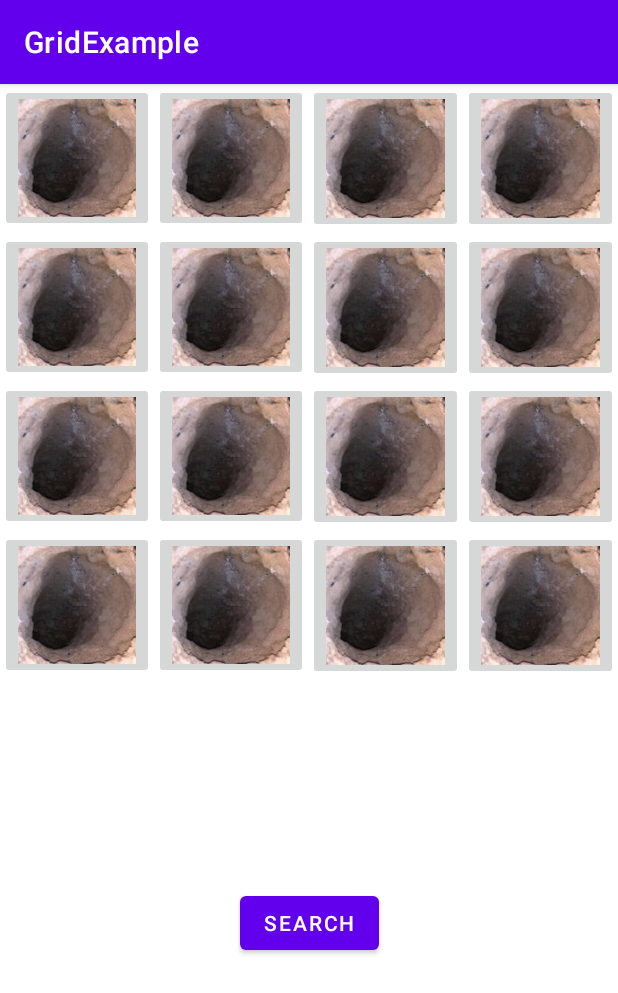
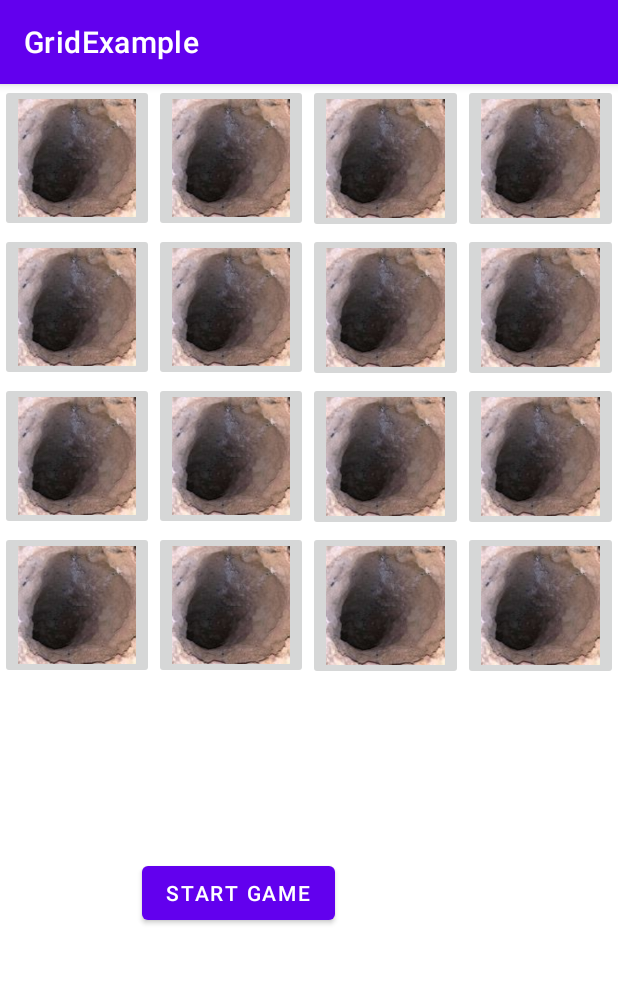
Before and after one commit to ianchai/GridExample, an Android app: the screen it shows after launch (MainActivity), on a phone screen of 412 x 824 dp. Shown: the top 993 px of the screen. Run offline under Robolectric (Android 15) with nearby library versions, the phone set to English and light mode, and no system bars.

Commit message:
Fix minor problems

```diff
--- a/app/build.gradle
+++ b/app/build.gradle
@@ -29,7 +29,6 @@ android {
 }
 
 dependencies {
-
     implementation 'androidx.appcompat:appcompat:1.2.0'
     implementation 'com.google.android.material:material:1.3.0'
     implementation 'androidx.constraintlayout:constraintlayout:2.0.4'
--- a/app/src/main/res/layout/activity_main.xml
+++ b/app/src/main/res/layout/activity_main.xml
@@ -10,12 +10,10 @@
         android:id="@+id/grid"
         android:layout_width="0dp"
         android:layout_height="wrap_content"
-        app:layout_constraintBottom_toBottomOf="parent"
         app:layout_constraintEnd_toEndOf="parent"
         app:layout_constraintHorizontal_bias="0.0"
         app:layout_constraintStart_toStartOf="parent"
-        app:layout_constraintTop_toTopOf="parent"
-        app:layout_constraintVertical_bias="0.0">
+        app:layout_constraintTop_toTopOf="parent">
 
         <TableRow
             android:layout_width="match_parent"
@@ -27,6 +25,7 @@
                 android:layout_height="wrap_content"
                 android:layout_weight="0.25"
                 android:adjustViewBounds="true"
+                android:contentDescription="@string/box"
                 android:scaleType="centerInside"
                 app:srcCompat="@drawable/hole" />
 
@@ -36,6 +35,7 @@
                 android:layout_height="wrap_content"
                 android:layout_weight="0.25"
                 android:adjustViewBounds="true"
+                android:contentDescription="@string/box"
                 android:scaleType="centerInside"
                 app:srcCompat="@drawable/hole" />
 
@@ -45,6 +45,7 @@
                 android:layout_height="wrap_content"
                 android:layout_weight="0.25"
                 android:adjustViewBounds="true"
+                android:contentDescription="@string/box"
                 android:scaleType="centerInside"
                 app:srcCompat="@drawable/hole" />
 
@@ -54,6 +55,7 @@
                 android:layout_height="wrap_content"
                 android:layout_weight="0.25"
                 android:adjustViewBounds="true"
+                android:contentDescription="@string/box"
                 android:scaleType="centerInside"
                 app:srcCompat="@drawable/hole" />
 
@@ -69,6 +71,7 @@
                 android:layout_height="wrap_content"
                 android:layout_weight="0.25"
                 android:adjustViewBounds="true"
+                android:contentDescription="@string/box"
                 android:scaleType="centerInside"
                 app:srcCompat="@drawable/hole" />
 
@@ -78,6 +81,7 @@
                 android:layout_height="wrap_content"
                 android:layout_weight="0.25"
                 android:adjustViewBounds="true"
+                android:contentDescription="@string/box"
                 android:scaleType="centerInside"
                 app:srcCompat="@drawable/hole" />
 
@@ -87,6 +91,7 @@
                 android:layout_height="wrap_content"
                 android:layout_weight="0.25"
                 android:adjustViewBounds="true"
+                android:contentDescription="@string/box"
                 android:scaleType="centerInside"
                 app:srcCompat="@drawable/hole" />
 
@@ -96,6 +101,7 @@
                 android:layout_height="wrap_content"
                 android:layout_weight="0.25"
                 android:adjustViewBounds="true"
+                android:contentDescription="@string/box"
                 android:scaleType="centerInside"
                 app:srcCompat="@drawable/hole" />
         </TableRow>
@@ -110,6 +116,7 @@
                 android:layout_height="wrap_content"
                 android:layout_weight="0.25"
                 android:adjustViewBounds="true"
+                android:contentDescription="@string/box"
                 android:scaleType="centerInside"
                 app:srcCompat="@drawable/hole" />
 
@@ -119,6 +126,7 @@
                 android:layout_height="wrap_content"
                 android:layout_weight="0.25"
                 android:adjustViewBounds="true"
+                android:contentDescription="@string/box"
                 android:scaleType="centerInside"
                 app:srcCompat="@drawable/hole" />
 
@@ -128,6 +136,7 @@
                 android:layout_height="wrap_content"
                 android:layout_weight="0.25"
                 android:adjustViewBounds="true"
+                android:contentDescription="@string/box"
                 android:scaleType="centerInside"
                 app:srcCompat="@drawable/hole" />
 
@@ -137,6 +146,7 @@
                 android:layout_height="wrap_content"
                 android:layout_weight="0.25"
                 android:adjustViewBounds="true"
+                android:contentDescription="@string/box"
                 android:scaleType="centerInside"
                 app:srcCompat="@drawable/hole" />
         </TableRow>
@@ -151,6 +161,7 @@
                 android:layout_height="wrap_content"
                 android:layout_weight="0.25"
                 android:adjustViewBounds="true"
+                android:contentDescription="@string/box"
                 android:scaleType="centerInside"
                 app:srcCompat="@drawable/hole" />
 
@@ -160,6 +171,7 @@
                 android:layout_height="wrap_content"
                 android:layout_weight="0.25"
                 android:adjustViewBounds="true"
+                android:contentDescription="@string/box"
                 android:scaleType="centerInside"
                 app:srcCompat="@drawable/hole" />
 
@@ -169,6 +181,7 @@
                 android:layout_height="wrap_content"
                 android:layout_weight="0.25"
                 android:adjustViewBounds="true"
+                android:contentDescription="@string/box"
                 android:scaleType="centerInside"
                 app:srcCompat="@drawable/hole" />
 
@@ -178,6 +191,7 @@
                 android:layout_height="wrap_content"
                 android:layout_weight="0.25"
                 android:adjustViewBounds="true"
+                android:contentDescription="@string/box"
                 android:scaleType="centerInside"
                 app:srcCompat="@drawable/hole" />
         </TableRow>
@@ -187,11 +201,23 @@
         android:id="@+id/button"
         android:layout_width="wrap_content"
         android:layout_height="wrap_content"
-        android:layout_marginBottom="16dp"
-        android:text="@android:string/search_go"
+        android:layout_marginTop="49dp"
+        android:text="@string/play"
         app:layout_constraintBottom_toBottomOf="parent"
         app:layout_constraintEnd_toEndOf="parent"
+        app:layout_constraintEnd_toStartOf="@+id/score"
+        app:layout_constraintHorizontal_bias="0.5"
         app:layout_constraintStart_toStartOf="parent"
         app:layout_constraintTop_toBottomOf="@+id/grid"
-        app:layout_constraintVertical_bias="0.45" />
+        app:layout_constraintVertical_bias=".25" />
+
+    <TextView
+        android:id="@+id/score"
+        android:layout_width="wrap_content"
+        android:layout_height="wrap_content"
+        app:layout_constraintBaseline_toBaselineOf="@+id/button"
+        app:layout_constraintEnd_toEndOf="parent"
+        app:layout_constraintHorizontal_bias="0.5"
+        app:layout_constraintStart_toEndOf="@+id/button"
+        tools:text="25" />
 </androidx.constraintlayout.widget.ConstraintLayout>
--- a/app/src/main/res/values/strings.xml
+++ b/app/src/main/res/values/strings.xml
@@ -1,3 +1,5 @@
 <resources>
     <string name="app_name">GridExample</string>
+    <string name="play">Start Game</string>
+    <string name="box">play box</string>
 </resources>
```
